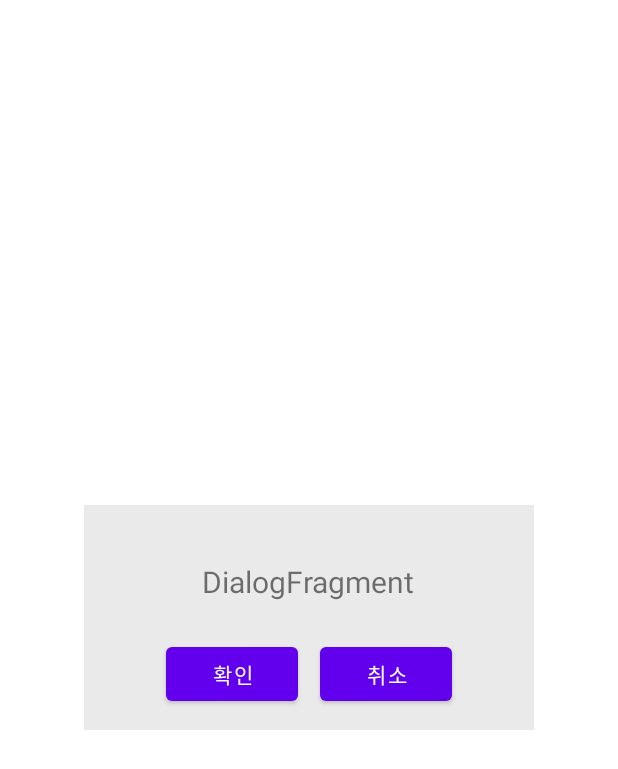
After one commit to AIMA0719/terminal, an Android app: the layout fragment_cancel_dialog.xml on its own in the app's theme, with its tools: preview values and no code run, on a phone screen of 412 x 824 dp. The commit adds this screen. Shown: the top 769 px of the screen. Run offline under Robolectric (Android 15) with nearby library versions, the phone set to English and light mode, and no system bars.

Commit message:
09/27 no..

```diff
--- /dev/null
+++ b/app/src/main/res/layout/fragment_cancel_dialog.xml
@@ -0,0 +1,53 @@
+<?xml version="1.0" encoding="utf-8"?>
+<LinearLayout
+    xmlns:android="http://schemas.android.com/apk/res/android"
+    android:layout_width="300dp"
+    android:layout_height="150dp"
+    android:orientation="vertical"
+    android:gravity="center"
+    android:background="#EAEAEA"
+    android:layout_gravity="center">
+    <LinearLayout
+        android:layout_width="300dp"
+        android:layout_height="wrap_content"
+        android:orientation="vertical">
+
+        <TextView
+            android:layout_width="wrap_content"
+            android:layout_height="75dp"
+            android:layout_gravity="center"
+            android:gravity="center"
+            android:text="DialogFragment"
+            android:textSize="20dp"
+            android:id="@+id/cancel_bluetooth_name"/>
+
+    </LinearLayout>
+
+    <LinearLayout
+        android:layout_width="match_parent"
+        android:layout_height="wrap_content"
+        android:orientation="horizontal"
+        android:gravity="center">
+
+        <Button
+            android:layout_width="wrap_content"
+            android:layout_height="wrap_content"
+            android:layout_marginEnd="7dp"
+            android:text="확인"
+            android:id="@+id/cancel_ok">
+
+        </Button>
+
+        <Button
+            android:layout_marginStart="7dp"
+            android:id="@+id/cancel_no"
+            android:layout_width="wrap_content"
+            android:layout_height="wrap_content"
+            android:text="취소">
+
+        </Button>
+
+    </LinearLayout>
+
+
+</LinearLayout>
```
Also changed, not shown: app/src/main/java/com/example/ex/Bluetooth/BluetoothFragment.java (+18 -0 lines), app/src/main/java/com/example/ex/Bluetooth/CancelDialogFragment.java (added, +99 -0 lines), app/src/main/java/com/example/ex/Bluetooth/ConnectedThread.java (+19 -0 lines).
